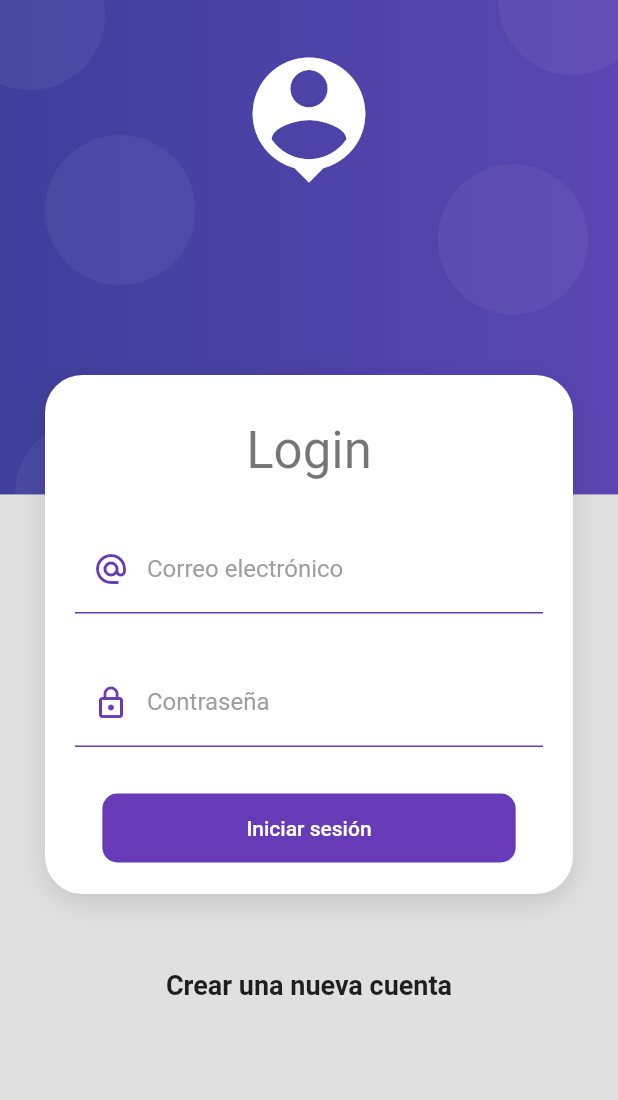
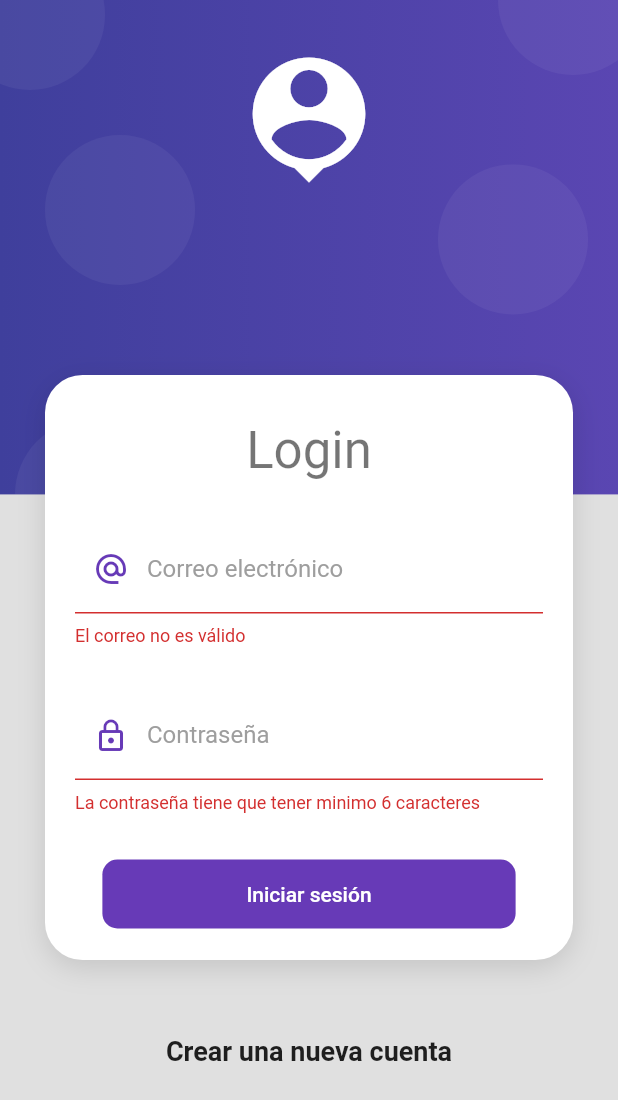
Before and after one commit to luislordev/productosApp, a Flutter app: the screen it shows after launch, after a tap on "Iniciar sesión", on a phone screen of 412 x 824 dp. Shown: the top 1100 px of the screen. Run offline on Flutter 3.47's test engine with Material 2 defaults, Android fonts, the phone set to English and light mode, and no system bars.

Commit message:
Añadidas validaciones y simulado login

```diff
--- /dev/null
+++ b/lib/providers/login_form_provider.dart
@@ -0,0 +1,22 @@
+import 'package:flutter/material.dart';
+
+class LoginFormProvider extends ChangeNotifier {
+
+  GlobalKey<FormState> formKey =  GlobalKey<FormState>();
+
+  String email = '';
+  String password = '';
+  bool _isLoading = false;
+
+  bool get isLoading => _isLoading;
+
+  set isLoading( bool value) {
+    _isLoading = value;
+    notifyListeners();
+  }
+
+  bool isValidForm() {
+    return  formKey.currentState?.validate() ?? false;
+  }
+
+}
--- a/lib/screens/login_screen.dart
+++ b/lib/screens/login_screen.dart
@@ -1,6 +1,8 @@
 import 'package:flutter/material.dart';
+import 'package:productos_app/providers/login_form_provider.dart';
 import 'package:productos_app/ui/input_decorations.dart';
 import 'package:productos_app/widgets/widgets.dart';
+import 'package:provider/provider.dart';
 
 class LoginScreen extends StatelessWidget {
   const LoginScreen({Key? key}) : super(key: key);
@@ -20,7 +22,10 @@ class LoginScreen extends StatelessWidget {
                      Text('Login', style: Theme.of(context).textTheme.headline4,),
                      const SizedBox(height:30),
 
-                     const _LoginForm()
+                    ChangeNotifierProvider(
+                      create: ( _ ) => LoginFormProvider(),
+                      child: _LoginForm(),
+                    ),
                    ],
                  )
                ),
@@ -42,8 +47,13 @@ class _LoginForm extends StatelessWidget {
 
   @override
   Widget build(BuildContext context) {
+
+    final loginForm = Provider.of<LoginFormProvider>(context);
+
     return Container(
       child: Form(
+        key: loginForm.formKey,
+        autovalidateMode: AutovalidateMode.onUserInteraction,
         child: Column(
           children: [
             TextFormField(
@@ -54,6 +64,15 @@ class _LoginForm extends StatelessWidget {
                 labelText: 'Correo electrónico',
                 prefixIcon: Icons.alternate_email_sharp
               ),
+              onChanged: (value) => loginForm.email = value,
+              validator: (value) {
+                String pattern = r'^(([^<>()[\]\\.,;:\s@\"]+(\.[^<>()[\]\\.,;:\s@\"]+)*)|(\".+\"))@((\[[0-9]{1,3}\.[0-9]{1,3}\.[0-9]{1,3}\.[0-9]{1,3}\])|(([a-zA-Z\-0-9]+\.)+[a-zA-Z]{2,}))$';
+                RegExp regExp  = new RegExp(pattern);
+
+                return regExp.hasMatch(value ?? '')
+                ? null
+                : 'El correo no es válido';
+              },
             ),
 
             SizedBox(height:30),
@@ -67,6 +86,13 @@ class _LoginForm extends StatelessWidget {
                 labelText: 'Contraseña',
                 prefixIcon:  Icons.lock_outline
               ),
+              onChanged: (value) => loginForm.password = value,
+              validator: (value) {
+
+                return (value != null && value.length >= 6)
+                ? null
+                : 'La contraseña tiene que tener minimo 6 caracteres';
+              },
             ),
 
             SizedBox(height:30),
@@ -80,9 +106,30 @@ class _LoginForm extends StatelessWidget {
               color: Colors.deepPurple,
               child: Container(
                 padding: EdgeInsets.symmetric(horizontal: 80, vertical: 15),
-                child: Text('Iniciar sesión',style: TextStyle(color: Colors.white)),
+                child: Text(
+                  loginForm.isLoading
+                  ? 'Espere'
+                  : 'Iniciar sesión',
+                  style: TextStyle(
+                    color: Colors.white
+                  )
+                ),
               ),
-              onPressed: (){},
+              onPressed: loginForm.isLoading ? null : () async {
+
+                FocusScope.of(context).unfocus();
+
+                if(!loginForm.isValidForm() ) return;
+
+                loginForm.isLoading = true;
+
+               await Future.delayed(Duration(seconds: 2));
+
+                // TODO Validar si las credenciales son correctas
+                loginForm.isLoading = false;
+
+                Navigator.pushReplacementNamed(context, 'home');
+              },
             )
           ]
           ),
```
Also changed, not shown: pubspec.yaml (+4 -12 lines), pubspec.lock.
